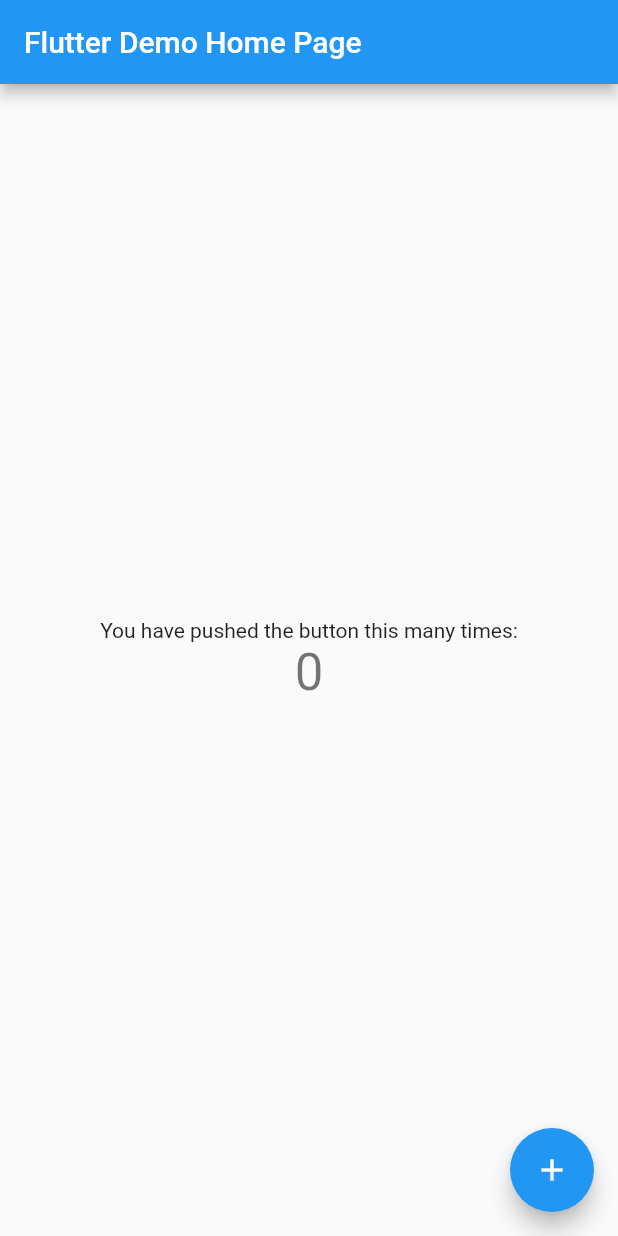
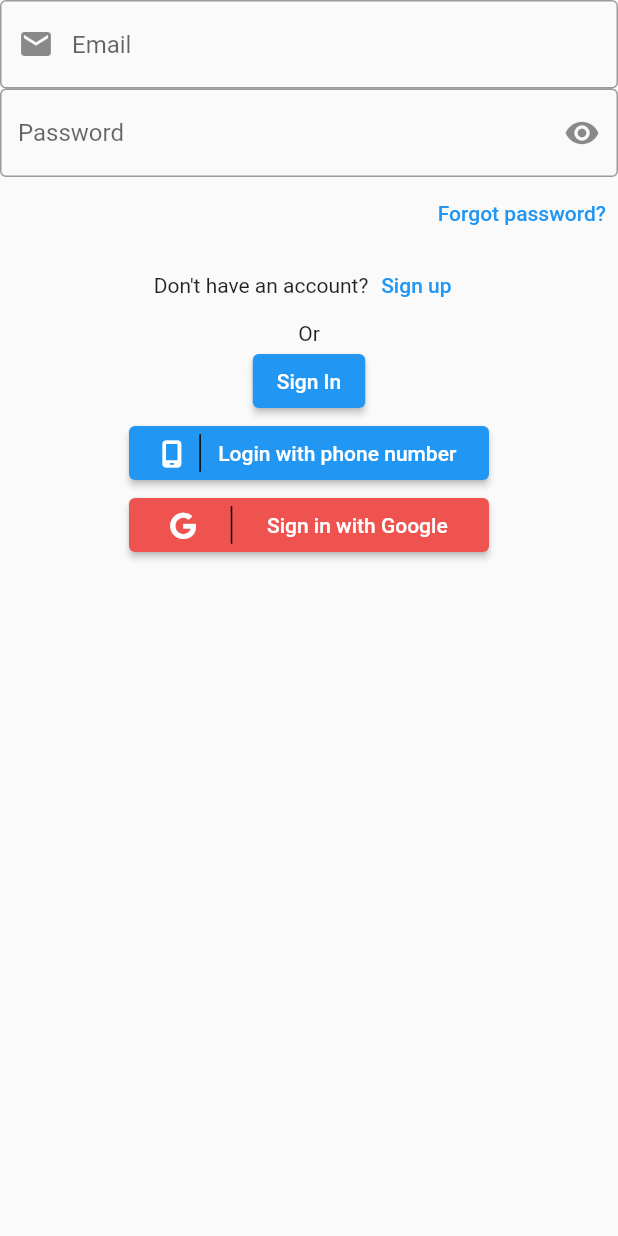
Before and after one commit to ngoctienUIT/ChatApp, a Flutter app: the screen it shows after launch, on a phone screen of 412 x 824 dp. Run offline on Flutter 3.47's test engine with Material 2 defaults, Android fonts, the phone set to English and light mode, and no system bars; our stand-ins replace firebase_auth, firebase_core, font_awesome_flutter, get; accounts and stored records are empty.

Commit message:
raw sub system of Auth

```diff
--- /dev/null
+++ b/lib/auth/controllers/controllers.dart
@@ -0,0 +1,9 @@
+import 'package:get/get.dart';
+
+class SignInController extends GetxController {
+  static final SignInController _inst = Get.put(SignInController());
+  static SignInController get inst => _inst;
+
+  var usingEmail = true.obs;
+  var phoneNumber = ''.obs;
+}
--- /dev/null
+++ b/lib/auth/screens/sign_in.dart
@@ -0,0 +1,84 @@
+import 'package:flutter/material.dart';
+import 'package:font_awesome_flutter/font_awesome_flutter.dart';
+import 'package:get/state_manager.dart';
+import '../controllers/controllers.dart';
+import '../widgets/email_input.dart';
+import '../widgets/google_button.dart';
+import '../widgets/password_input.dart';
+import '../widgets/phone_number_input.dart';
+
+// TODO
+// styling widget
+class SignIn extends StatelessWidget {
+  const SignIn({super.key});
+
+  @override
+  Widget build(BuildContext context) {
+    return Scaffold(
+        resizeToAvoidBottomInset: false,
+        body: Column(children: [
+          const _UserIdInput(),
+          const PasswordTextField(),
+          Container(alignment: Alignment.centerRight, child: TextButton(onPressed: () {}, child: const Text('Forgot password?'))),
+          Row(
+            mainAxisAlignment: MainAxisAlignment.center,
+            children: [
+              const Text('Don\'t have an account?'),
+              TextButton(onPressed: () {}, child: const Text('Sign up')),
+            ],
+          ),
+          const Text('Or'),
+          const _SignInButton(),
+          const _SwitchSignInMethodButton(),
+          const GoogleButton()
+        ]));
+  }
+}
+
+// TODO
+// styling widget
+class _SignInButton extends StatelessWidget {
+  const _SignInButton({Key? key}) : super(key: key);
+
+  @override
+  Widget build(BuildContext context) {
+    return ElevatedButton(onPressed: () {}, child: const Text('Sign In'));
+  }
+}
+
+// TODO
+// styling widget
+class _SwitchSignInMethodButton extends StatelessWidget {
+  const _SwitchSignInMethodButton({Key? key}) : super(key: key);
+
+  @override
+  Widget build(BuildContext context) {
+    return SizedBox(
+      width: 240,
+      child: ElevatedButton(
+          onPressed: SignInController.inst.usingEmail.toggle,
+          child: Row(
+            mainAxisAlignment: MainAxisAlignment.spaceAround,
+            children: [
+              Obx((() => FaIcon(SignInController.inst.usingEmail.value ? FontAwesomeIcons.mobileScreen : FontAwesomeIcons.envelope, size: 18))),
+              Container(
+                  height: 25,
+                  width: 1,
+                  decoration: const BoxDecoration(
+                    color: Colors.black,
+                  )),
+              Obx(() => Text('Login with ${SignInController.inst.usingEmail.value ? 'phone number' : 'email'}'))
+            ],
+          )),
+    );
+  }
+}
+
+class _UserIdInput extends StatelessWidget {
+  const _UserIdInput({Key? key}) : super(key: key);
+
+  @override
+  Widget build(BuildContext context) {
+    return Obx(() => SignInController.inst.usingEmail.value ? EmailInput() : PhoneNumberInput());
+  }
+}
--- /dev/null
+++ b/lib/auth/services/services.dart
@@ -0,0 +1,30 @@
+import 'package:firebase_auth/firebase_auth.dart';
+
+class AuthService {
+  static final AuthService _instance = AuthService._internal();
+  static AuthService get inst =>_instance;
+  AuthService._internal();
+
+  Future<void> signInWithPhoneNumber(String phoneNumber) async {
+    await FirebaseAuth.instance.verifyPhoneNumber(
+      phoneNumber: phoneNumber,
+      verificationCompleted: (PhoneAuthCredential credential) {},
+      verificationFailed: (FirebaseAuthException e) {},
+      codeSent: (String verificationId, int? resendToken) {},
+      codeAutoRetrievalTimeout: (String verificationId) {},
+    );
+  }
+
+  Future<void> signInWithEmail(String email, String password) async {
+    final credential = await FirebaseAuth.instance.signInWithEmailAndPassword(email: email, password: password);
+    print(credential);
+    print(FirebaseAuth.instance.currentUser);
+  }
+
+  Future<void> signUpWithEmailAndPassword(String email, String password) async {
+ final credential = await FirebaseAuth.instance.createUserWithEmailAndPassword(
+      email: email,
+      password: password,
+    );
+  }
+}
--- /dev/null
+++ b/lib/auth/widgets/email_input.dart
@@ -0,0 +1,35 @@
+import 'package:flutter/material.dart';
+import 'package:flutter/services.dart';
+
+// TODO
+// styling widget
+// un-highlight border when keyboard get exited
+// validate
+class EmailInput extends StatelessWidget {
+  EmailInput({super.key});
+  final TextEditingController controller = TextEditingController();
+  @override
+  Widget build(BuildContext context) {
+    return TextField(
+      controller: controller,
+      decoration: const InputDecoration(
+        hintText: 'Email',
+        border: OutlineInputBorder(),
+        prefixIcon: Icon(Icons.email),
+      ),
+      keyboardType: TextInputType.emailAddress,
+      autofillHints: const [AutofillHints.email],
+      inputFormatters: [FilteringTextInputFormatter.deny(RegExp(r'\s'))],
+    );
+  }
+}
+
+//SignInMethod _signInMethod;
+// final _emailRegex = RegExp(r'^[\w-\.]+@([\w-]+\.)+[\w-]{2,4}$');
+
+// ElevatedButton(
+//     onPressed: () {
+//       // validate form
+//       // check email
+//       // if (!_emailRegex.hasMatch(_userIdController.text)) {
+//       //   // make alert on user id field
--- /dev/null
+++ b/lib/auth/widgets/google_button.dart
@@ -0,0 +1,31 @@
+import 'package:flutter/material.dart';
+import 'package:font_awesome_flutter/font_awesome_flutter.dart';
+
+// TODO
+// styling widget
+class GoogleButton extends StatelessWidget {
+  const GoogleButton({Key? key}) : super(key: key);
+
+  @override
+  Widget build(BuildContext context) {
+    return SizedBox(
+      width: 240,
+      child: ElevatedButton(
+          style: ButtonStyle(backgroundColor: MaterialStateProperty.all(Colors.red.shade400)),
+          onPressed: () {},
+          child: Row(
+            mainAxisAlignment: MainAxisAlignment.spaceAround,
+            children: [
+              const FaIcon(FontAwesomeIcons.google, size: 18),
+              Container(
+                  height: 25,
+                  width: 1,
+                  decoration: const BoxDecoration(
+                    color: Colors.black,
+                  )),
+              const Text('Sign in with Google')
+            ],
+          )),
+    );
+  }
+}
--- /dev/null
+++ b/lib/auth/widgets/password_input.dart
@@ -0,0 +1,42 @@
+import 'package:flutter/material.dart';
+
+// TODO:
+// styling widget
+// un-highlight border when keyboard get exited
+// format input
+// validate
+class PasswordTextField extends StatefulWidget {
+  const PasswordTextField({Key? key}) : super(key: key);
+
+  @override
+  State<PasswordTextField> createState() => _PasswordTextFieldState();
+}
+
+class _PasswordTextFieldState extends State<PasswordTextField> {
+  final TextEditingController controller = TextEditingController();
+  bool _passwordObscure = true;
+
+  @override
+  void dispose() {
+    controller.dispose();
+    super.dispose();
+  }
+
+  @override
+  Widget build(BuildContext context) {
+    return TextField(
+      controller: controller,
+      decoration: InputDecoration(
+          hintText: 'Password',
+          border: const OutlineInputBorder(),
+          suffixIcon: IconButton(
+              onPressed: () => setState(() {
+                    _passwordObscure = !_passwordObscure;
+                  }),
+              icon: Icon(_passwordObscure ? Icons.visibility : Icons.visibility_off))),
+      obscureText: _passwordObscure,
+      enableSuggestions: false,
+      autocorrect: false,
+    );
+  }
+}
--- a/lib/main.dart
+++ b/lib/main.dart
@@ -1,3 +1,4 @@
+import 'package:chat_app/auth/screens/sign_in.dart';
 import 'package:chat_app/firebase_options.dart';
 import 'package:firebase_core/firebase_core.dart';
 import 'package:flutter/material.dart';
@@ -17,6 +18,7 @@ class MyApp extends StatelessWidget {
   @override
   Widget build(BuildContext context) {
     return MaterialApp(
+      debugShowCheckedModeBanner: false,
       title: 'Flutter Demo',
       theme: ThemeData(
         // This is the theme of your application.
@@ -30,92 +32,7 @@ class MyApp extends StatelessWidget {
         // is not restarted.
         primarySwatch: Colors.blue,
       ),
-      home: const MyHomePage(title: 'Flutter Demo Home Page'),
+      home: const SignIn()
     );
   }
 }
-
-class MyHomePage extends StatefulWidget {
-  const MyHomePage({super.key, required this.title});
-
-  // This widget is the home page of your application. It is stateful, meaning
-  // that it has a State object (defined below) that contains fields that affect
-  // how it looks.
-
-  // This class is the configuration for the state. It holds the values (in this
-  // case the title) provided by the parent (in this case the App widget) and
-  // used by the build method of the State. Fields in a Widget subclass are
-  // always marked "final".
-
-  final String title;
-
-  @override
-  State<MyHomePage> createState() => _MyHomePageState();
-}
-
-class _MyHomePageState extends State<MyHomePage> {
-  int _counter = 0;
-
-  void _incrementCounter() {
-    setState(() {
-      // This call to setState tells the Flutter framework that something has
-      // changed in this State, which causes it to rerun the build method below
-      // so that the display can reflect the updated values. If we changed
-      // _counter without calling setState(), then the build method would not be
-      // called again, and so nothing would appear to happen.
-      _counter++;
-    });
-  }
-
-  @override
-  Widget build(BuildContext context) {
-    // This method is rerun every time setState is called, for instance as done
-    // by the _incrementCounter method above.
-    //
-    // The Flutter framework has been optimized to make rerunning build methods
-    // fast, so that you can just rebuild anything that needs updating rather
-    // than having to individually change instances of widgets.
-    return Scaffold(
-      appBar: AppBar(
-        // Here we take the value from the MyHomePage object that was created by
-        // the App.build method, and use it to set our appbar title.
-        title: Text(widget.title),
-      ),
-      body: Center(
-        // Center is a layout widget. It takes a single child and positions it
-        // in the middle of the parent.
-        child: Column(
-          // Column is also a layout widget. It takes a list of children and
-          // arranges them vertically. By default, it sizes itself to fit its
-          // children horizontally, and tries to be as tall as its parent.
-          //
-          // Invoke "debug painting" (press "p" in the console, choose the
-          // "Toggle Debug Paint" action from the Flutter Inspector in Android
-          // Studio, or the "Toggle Debug Paint" command in Visual Studio Code)
-          // to see the wireframe for each widget.
-          //
-          // Column has various properties to control how it sizes itself and
-          // how it positions its children. Here we use mainAxisAlignment to
-          // center the children vertically; the main axis here is the vertical
-          // axis because Columns are vertical (the cross axis would be
-          // horizontal).
-          mainAxisAlignment: MainAxisAlignment.center,
-          children: <Widget>[
-            const Text(
-              'You have pushed the button this many times:',
-            ),
-            Text(
-              '$_counter',
-              style: Theme.of(context).textTheme.headline4,
-            ),
-          ],
-        ),
-      ),
-      floatingActionButton: FloatingActionButton(
-        onPressed: _incrementCounter,
-        tooltip: 'Increment',
-        child: const Icon(Icons.add),
-      ), // This trailing comma makes auto-formatting nicer for build methods.
-    );
-  }
-}
```
Also changed, not shown: lib/auth/screens/sign_up.dart (added, +80 -0 lines), lib/auth/screens/your_are_in.dart (added, +14 -0 lines), lib/auth/widgets/phone_number_input.dart (added, +27 -0 lines), lib/utils.dart (added, +12 -0 lines), pubspec.yaml (+10 -7 lines), lib/auth/auth.dart (added), lib/auth/models/models.dart (added), lib/firebase_options.dart, pubspec.lock, 1 other file.
